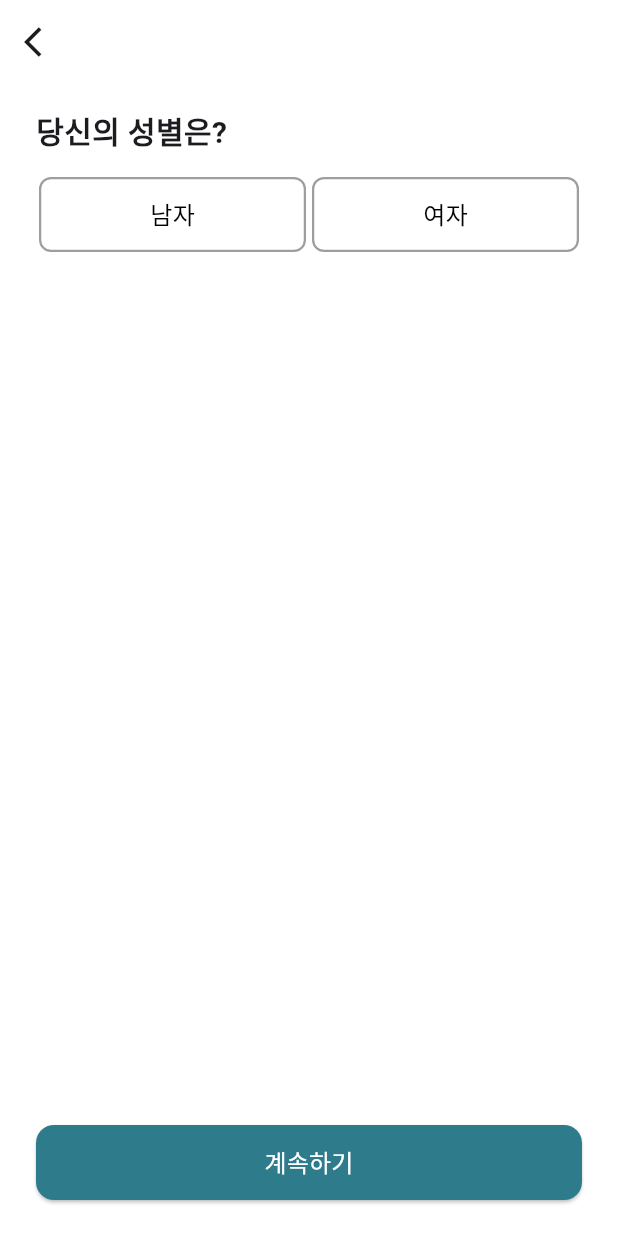
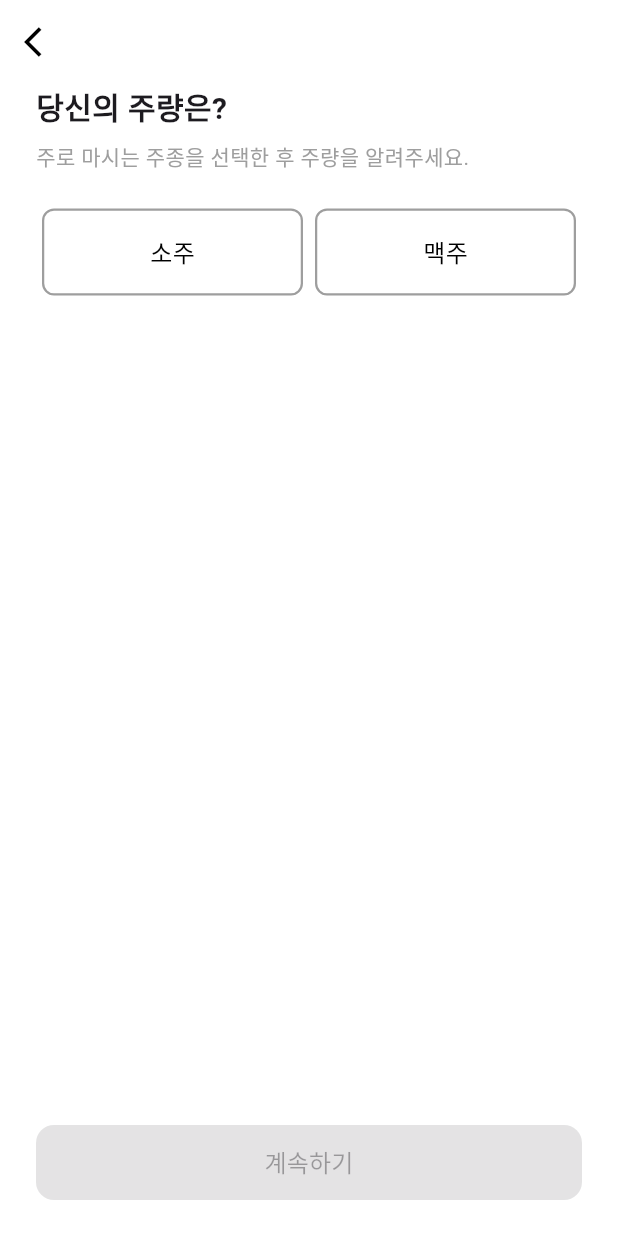
Before and after one commit to inu-capstone-VCHE/todays_drink_app, a Flutter app: the screen it shows after launch, on a phone screen of 412 x 824 dp. Run offline on Flutter 3.47's test engine with Material 3 defaults, Android fonts, the light colour scheme and no system bars; our stand-ins replace image_picker, table_calendar.

Commit message:
Feature: 주량입력

```diff
--- /dev/null
+++ b/lib/firstloginscreens/alcoholTolerance_screen.dart
@@ -0,0 +1,129 @@
+import 'package:flutter/material.dart';
+
+class AlcoholAmountScreen extends StatefulWidget {
+  const AlcoholAmountScreen({super.key});
+
+  @override
+  State<AlcoholAmountScreen> createState() => _AlcoholAmountScreenState();
+}
+
+class _AlcoholAmountScreenState extends State<AlcoholAmountScreen> {
+  String? drinkType; // 'soju' or 'beer'
+  double amount = 0.0;
+
+  @override
+  Widget build(BuildContext context) {
+    return Scaffold(
+      backgroundColor: Colors.white,
+      appBar: AppBar(
+        backgroundColor: Colors.white,
+        elevation: 0,
+        leading: IconButton(
+          icon: const Icon(Icons.arrow_back_ios, color: Colors.black),
+          onPressed: () => Navigator.pop(context),
+        ),
+      ),
+      body: Padding(
+        padding: const EdgeInsets.symmetric(horizontal: 24.0),
+        child: Column(
+          crossAxisAlignment: CrossAxisAlignment.stretch,
+          children: [
+            const Text(
+              '당신의 주량은?',
+              style: TextStyle(fontSize: 20, fontWeight: FontWeight.bold),
+            ),
+            const SizedBox(height: 8),
+            const Text(
+              '주로 마시는 주종을 선택한 후 주량을 알려주세요.',
+              style: TextStyle(fontSize: 14, color: Colors.grey),
+            ),
+            const SizedBox(height: 24),
+            Row(
+              children: ['소주', '맥주'].map((type) {
+                return Expanded(
+                  child: GestureDetector(
+                    onTap: () {
+                      setState(() {
+                        drinkType = type;
+                      });
+                    },
+                    child: Container(
+                      padding: const EdgeInsets.symmetric(vertical: 16),
+                      margin: const EdgeInsets.symmetric(horizontal: 4),
+                      decoration: BoxDecoration(
+                        borderRadius: BorderRadius.circular(8),
+                        border: Border.all(
+                          color: drinkType == type
+                              ? const Color(0xFFF2D027)
+                              : Colors.grey,
+                          width: 1.5,
+                        ),
+                      ),
+                      child: Center(
+                        child: Text(
+                          type,
+                          style: TextStyle(
+                            color: drinkType == type
+                                ? const Color(0xFFF2D027)
+                                : Colors.black,
+                            fontSize: 16,
+                          ),
+                        ),
+                      ),
+                    ),
+                  ),
+                );
+              }).toList(),
+            ),
+            const SizedBox(height: 40),
+            if (drinkType != null) ...[
+              Text(
+                '${amount.toStringAsFixed(1)}병',
+                style: const TextStyle(
+                  fontSize: 18,
+                  fontWeight: FontWeight.bold,
+                ),
+              ),
+              Slider(
+                value: amount,
+                min: 0.0,
+                max: 10.0,
+                divisions: 20, // 0.5 단위로 쪼개기 (0.0 ~ 10.0)
+                activeColor: const Color(0xFFF2D027),
+                label: '${amount.toStringAsFixed(1)}병',
+                onChanged: (value) {
+                  setState(() {
+                    amount = value;
+                  });
+                },
+              ),
+              const Row(
+                mainAxisAlignment: MainAxisAlignment.spaceBetween,
+                children: [
+                  Text('0병', style: TextStyle(color: Colors.grey)),
+                  Text('10병 이상', style: TextStyle(color: Colors.grey)),
+                ],
+              ),
+            ],
+            const Spacer(),
+            SizedBox(
+              height: 50,
+              child: ElevatedButton(
+                style: ElevatedButton.styleFrom(
+                  backgroundColor: drinkType != null ? const Color(0xFF2E7B8C) : Colors.grey[300],
+                  foregroundColor: Colors.white,
+                  shape: RoundedRectangleBorder(
+                    borderRadius: BorderRadius.circular(12),
+                  ),
+                ),
+                onPressed: drinkType != null ? () {} : null,
+                child: const Text('계속하기', style: TextStyle(fontSize: 16)),
+              ),
+            ),
+            const SizedBox(height: 24),
+          ],
+        ),
+      ),
+    );
+  }
+}
--- a/lib/main.dart
+++ b/lib/main.dart
@@ -1,6 +1,7 @@
 import 'package:flutter/material.dart';
 import 'settingscreen/setting_screen.dart';
 import 'firstloginscreens//inputinformation_screen.dart';
+import 'firstloginscreens/alcoholTolerance_screen.dart';
 
 /*
 import 'dart:async';
@@ -64,7 +65,7 @@ class MyApp extends StatelessWidget {
     return const MaterialApp(
       title: 'Setting Screen Test',
       debugShowCheckedModeBanner: false,
-      home: InputInformationScreen(),
+      home: AlcoholAmountScreen(),
     );
   }
 }
```
